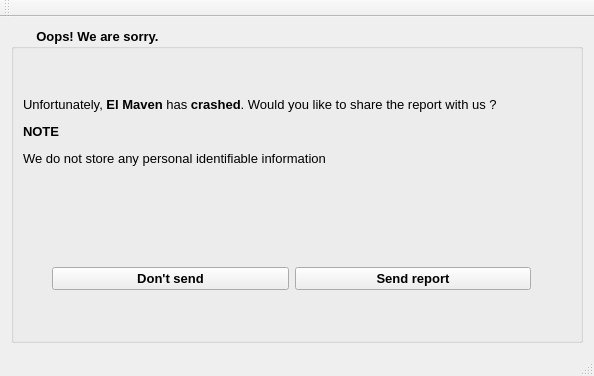
Qt form CrashReporter/mainwindow.ui (ElucidataInc/ElMaven) before a commit.
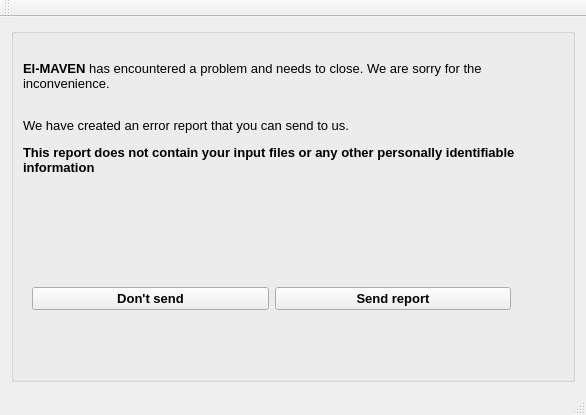
The same form after that commit.

Commit message: fix: fix display message in crash reporter

Patch:
```diff
--- a/CrashReporter/mainwindow.ui
+++ b/CrashReporter/mainwindow.ui
@@ -6,8 +6,8 @@
    <rect>
     <x>0</x>
     <y>0</y>
-    <width>594</width>
-    <height>376</height>
+    <width>586</width>
+    <height>415</height>
    </rect>
   </property>
   <property name="maximumSize">
@@ -35,7 +35,7 @@
        </font>
       </property>
       <property name="title">
-       <string>       Oops! We are sorry.</string>
+       <string/>
       </property>
       <widget class="QLabel" name="label_4">
        <property name="geometry">
@@ -43,7 +43,7 @@
          <x>12</x>
          <y>33</y>
          <width>521</width>
-         <height>141</height>
+         <height>221</height>
         </rect>
        </property>
        <property name="font">
@@ -55,11 +55,14 @@
         </font>
        </property>
        <property name="text">
-        <string>&lt;html&gt;&lt;head/&gt;&lt;body&gt;&lt;p&gt;Unfortunately, &lt;span style=&quot; font-weight:600;&quot;&gt;El Maven&lt;/span&gt; has &lt;span style=&quot; font-weight:600;&quot;&gt;crashed&lt;/span&gt;. Would you like to share the report with us ?&lt;/p&gt;&lt;p&gt;&lt;span style=&quot; font-weight:600;&quot;&gt;NOTE&lt;/span&gt;&lt;/p&gt;&lt;p&gt;We do not store any personal identifiable information&lt;/p&gt;&lt;/body&gt;&lt;/html&gt;</string>
+        <string>&lt;html&gt;&lt;head/&gt;&lt;body&gt;&lt;p&gt;&lt;span style=&quot; font-weight:600;&quot;&gt;El-MAVEN&lt;/span&gt; has encountered a problem and needs to close. We are sorry for the inconvenience.&lt;/p&gt;&lt;p&gt;&lt;br/&gt;We have created an error report that you can send to us.&lt;/p&gt;&lt;p&gt;&lt;span style=&quot; font-weight:600;&quot;&gt;This report does not contain your input files or any other personally identifiable information&lt;/span&gt;&lt;/p&gt;&lt;/body&gt;&lt;/html&gt;</string>
        </property>
        <property name="scaledContents">
         <bool>false</bool>
        </property>
+       <property name="alignment">
+        <set>Qt::AlignLeading|Qt::AlignLeft|Qt::AlignTop</set>
+       </property>
        <property name="wordWrap">
         <bool>true</bool>
        </property>
@@ -67,8 +70,8 @@
       <widget class="QWidget" name="horizontalLayoutWidget">
        <property name="geometry">
         <rect>
-         <x>30</x>
-         <y>220</y>
+         <x>10</x>
+         <y>240</y>
          <width>501</width>
          <height>61</height>
         </rect>
```
Left out of the diff: 4 changed lines with no effect on the pictures. The commit also changes 1 other file.
